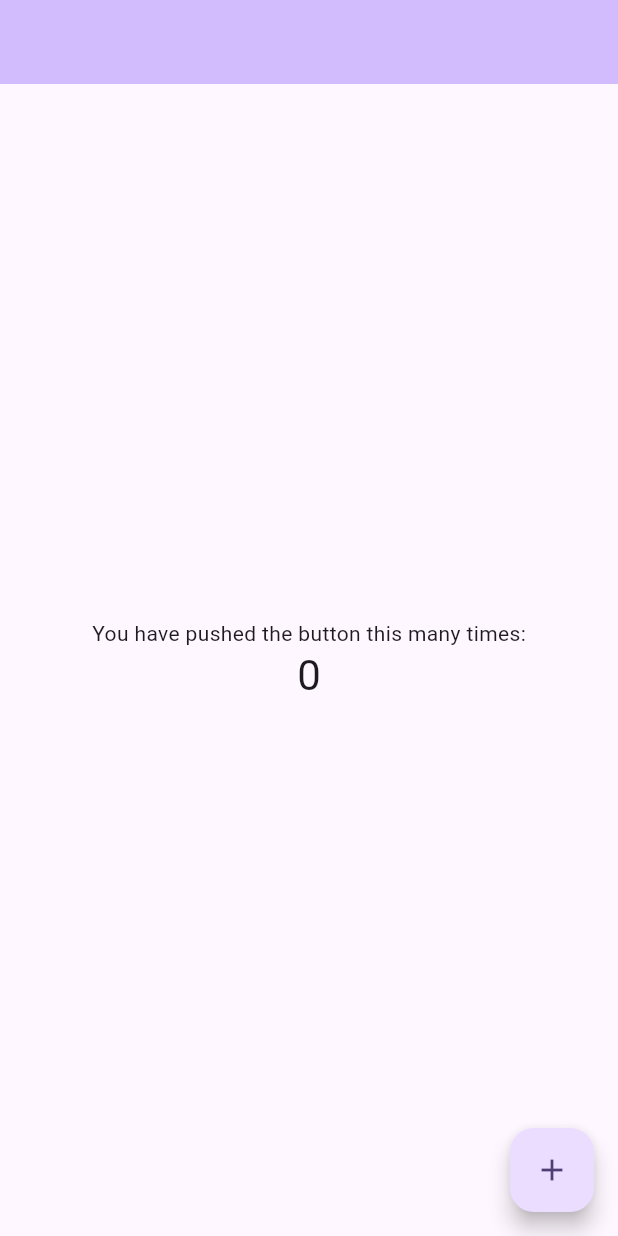
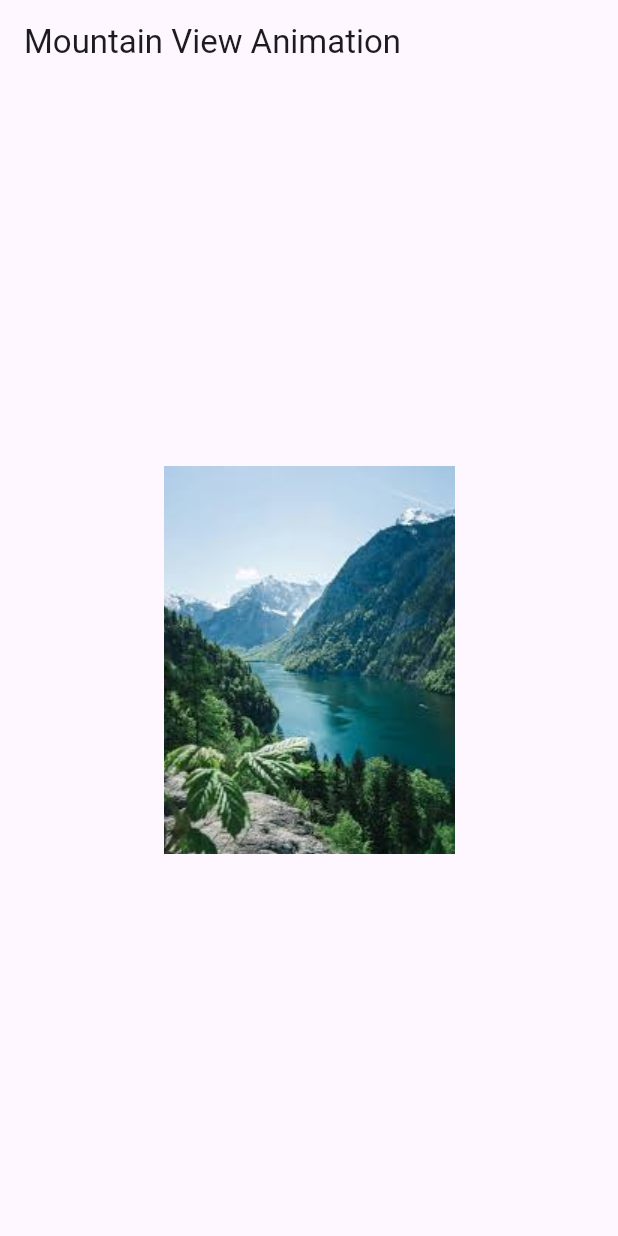
Before and after one commit to nicowalter256/animations, a Flutter app: the screen it shows after launch, on a phone screen of 412 x 824 dp. Run offline on Flutter 3.47's test engine with Material 3 defaults, Android fonts, the phone set to English and light mode, and no system bars.

Commit message:
Added fade animation

```diff
--- /dev/null
+++ b/lib/home_screen.dart
@@ -0,0 +1,49 @@
+import 'package:flutter/material.dart';
+
+class MountainViewPage extends StatefulWidget {
+  @override
+  _MountainViewPageState createState() => _MountainViewPageState();
+}
+
+class _MountainViewPageState extends State<MountainViewPage>
+    with SingleTickerProviderStateMixin {
+  late AnimationController _controller;
+  late Animation<double> _animation; // Specify the type here
+
+  @override
+  void initState() {
+    super.initState();
+    _controller = AnimationController(
+      duration: Duration(seconds: 3),
+      vsync: this,
+    );
+
+    _animation = Tween<double>(begin: 0.0, end: 1.0).animate(
+      CurvedAnimation(parent: _controller, curve: Curves.easeIn),
+    );
+
+    _controller.forward(); // Start the animation
+  }
+
+  @override
+  void dispose() {
+    _controller.dispose();
+    super.dispose();
+  }
+
+  @override
+  Widget build(BuildContext context) {
+    return Scaffold(
+      appBar: AppBar(
+        title: Text('Mountain View Animation'),
+      ),
+      body: Center(
+        child: FadeTransition(
+          opacity: _animation,
+          child:
+              Image.asset('assets/mountain.jpeg'), // Mountain image in assets
+        ),
+      ),
+    );
+  }
+}
--- a/lib/main.dart
+++ b/lib/main.dart
@@ -1,4 +1,6 @@
 import 'package:flutter/material.dart';
+
+import 'home_screen.dart';
 
 void main() {
   runApp(const MyApp());
@@ -16,55 +18,7 @@ class MyApp extends StatelessWidget {
         colorScheme: ColorScheme.fromSeed(seedColor: Colors.deepPurple),
         useMaterial3: true,
       ),
-      home: const MyHomePage(title: ''),
+      home: MountainViewPage(),
     );
   }
 }
-
-class MyHomePage extends StatefulWidget {
-  const MyHomePage({super.key, required this.title});
-
-  final String title;
-
-  @override
-  State<MyHomePage> createState() => _MyHomePageState();
-}
-
-class _MyHomePageState extends State<MyHomePage> {
-  int _counter = 0;
-
-  void _incrementCounter() {
-    setState(() {
-      _counter++;
-    });
-  }
-
-  @override
-  Widget build(BuildContext context) {
-    return Scaffold(
-      appBar: AppBar(
-        backgroundColor: Theme.of(context).colorScheme.inversePrimary,
-        title: Text(widget.title),
-      ),
-      body: Center(
-        child: Column(
-          mainAxisAlignment: MainAxisAlignment.center,
-          children: <Widget>[
-            const Text(
-              'You have pushed the button this many times:',
-            ),
-            Text(
-              '$_counter',
-              style: Theme.of(context).textTheme.headlineMedium,
-            ),
-          ],
-        ),
-      ),
-      floatingActionButton: FloatingActionButton(
-        onPressed: _incrementCounter,
-        tooltip: 'Increment',
-        child: const Icon(Icons.add),
-      ), // This trailing comma makes auto-formatting nicer for build methods.
-    );
-  }
-}
--- a/pubspec.yaml
+++ b/pubspec.yaml
@@ -59,8 +59,8 @@ flutter:
   uses-material-design: true
 
   # To add assets to your application, add an assets section, like this:
-  # assets:
-  #   - images/a_dot_burr.jpeg
+  assets:
+    - assets/
   #   - images/a_dot_ham.jpeg
 
   # An image asset can refer to one or more resolution-specific "variants", see
```
Also changed, not shown: assets/mountain.jpeg (added).
